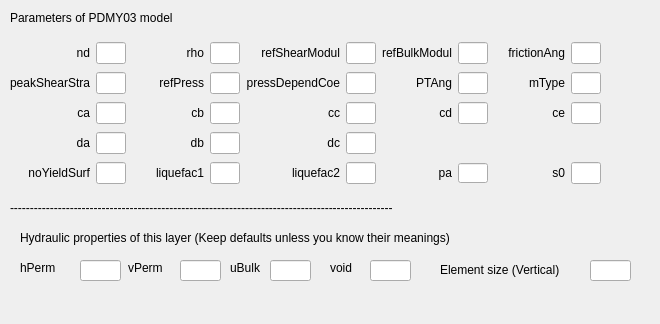
This is UI/PDMY03.ui in NHERI-SimCenter/QS3hark as Qt 5 draws it before an edit. The edited form follows.
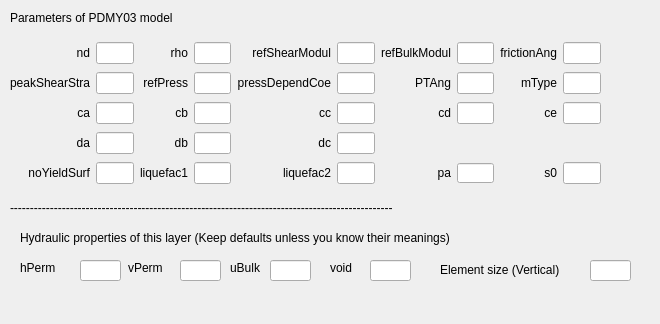
This is the edited form.

Commit message: Update code for PDMY03 and PM4Sand: Add K0 to UI and backend code Change tcl file to one material per element

```diff
--- a/UI/PDMY03.ui
+++ b/UI/PDMY03.ui
@@ -180,7 +180,7 @@
       </property>
       <property name="maximumSize">
        <size>
-        <width>30</width>
+        <width>40</width>
         <height>20</height>
        </size>
       </property>
@@ -258,7 +258,7 @@
       </property>
       <property name="maximumSize">
        <size>
-        <width>30</width>
+        <width>40</width>
         <height>16777215</height>
        </size>
       </property>
@@ -274,7 +274,7 @@
       </property>
       <property name="maximumSize">
        <size>
-        <width>30</width>
+        <width>40</width>
         <height>16777215</height>
        </size>
       </property>
@@ -290,7 +290,7 @@
       </property>
       <property name="maximumSize">
        <size>
-        <width>30</width>
+        <width>40</width>
         <height>16777215</height>
        </size>
       </property>
@@ -306,7 +306,7 @@
       </property>
       <property name="maximumSize">
        <size>
-        <width>30</width>
+        <width>40</width>
         <height>16777215</height>
        </size>
       </property>
@@ -332,7 +332,7 @@
       </property>
       <property name="maximumSize">
        <size>
-        <width>30</width>
+        <width>40</width>
         <height>16777215</height>
        </size>
       </property>
@@ -348,7 +348,7 @@
       </property>
       <property name="maximumSize">
        <size>
-        <width>30</width>
+        <width>40</width>
         <height>16777215</height>
        </size>
       </property>
@@ -364,7 +364,7 @@
       </property>
       <property name="maximumSize">
        <size>
-        <width>30</width>
+        <width>40</width>
         <height>16777215</height>
        </size>
       </property>
@@ -380,7 +380,7 @@
       </property>
       <property name="maximumSize">
        <size>
-        <width>30</width>
+        <width>40</width>
         <height>16777215</height>
        </size>
       </property>
@@ -416,7 +416,7 @@
       </property>
       <property name="maximumSize">
        <size>
-        <width>30</width>
+        <width>40</width>
         <height>16777215</height>
        </size>
       </property>
@@ -442,7 +442,7 @@
       </property>
       <property name="maximumSize">
        <size>
-        <width>30</width>
+        <width>40</width>
         <height>16777215</height>
        </size>
       </property>
@@ -468,7 +468,7 @@
       </property>
       <property name="maximumSize">
        <size>
-        <width>30</width>
+        <width>40</width>
         <height>16777215</height>
        </size>
       </property>
@@ -524,7 +524,7 @@
       </property>
       <property name="maximumSize">
        <size>
-        <width>30</width>
+        <width>40</width>
         <height>16777215</height>
        </size>
       </property>
@@ -540,7 +540,7 @@
       </property>
       <property name="maximumSize">
        <size>
-        <width>30</width>
+        <width>40</width>
         <height>16777215</height>
        </size>
       </property>
@@ -556,7 +556,7 @@
       </property>
       <property name="maximumSize">
        <size>
-        <width>30</width>
+        <width>40</width>
         <height>16777215</height>
        </size>
       </property>
@@ -598,7 +598,7 @@
       </property>
       <property name="maximumSize">
        <size>
-        <width>30</width>
+        <width>40</width>
         <height>16777215</height>
        </size>
       </property>
@@ -624,7 +624,7 @@
       </property>
       <property name="maximumSize">
        <size>
-        <width>30</width>
+        <width>40</width>
         <height>16777215</height>
        </size>
       </property>
@@ -640,7 +640,7 @@
       </property>
       <property name="maximumSize">
        <size>
-        <width>30</width>
+        <width>40</width>
         <height>16777215</height>
        </size>
       </property>
@@ -666,7 +666,7 @@
       </property>
       <property name="maximumSize">
        <size>
-        <width>30</width>
+        <width>40</width>
         <height>16777215</height>
        </size>
       </property>
@@ -692,7 +692,7 @@
       </property>
       <property name="maximumSize">
        <size>
-        <width>30</width>
+        <width>40</width>
         <height>16777215</height>
        </size>
       </property>
@@ -718,7 +718,7 @@
       </property>
       <property name="maximumSize">
        <size>
-        <width>30</width>
+        <width>40</width>
         <height>16777215</height>
        </size>
       </property>
@@ -744,7 +744,7 @@
       </property>
       <property name="maximumSize">
        <size>
-        <width>30</width>
+        <width>40</width>
         <height>16777215</height>
        </size>
       </property>
@@ -770,7 +770,7 @@
       </property>
       <property name="maximumSize">
        <size>
-        <width>30</width>
+        <width>40</width>
         <height>16777215</height>
        </size>
       </property>
```
The commit also changes 11 other files.
